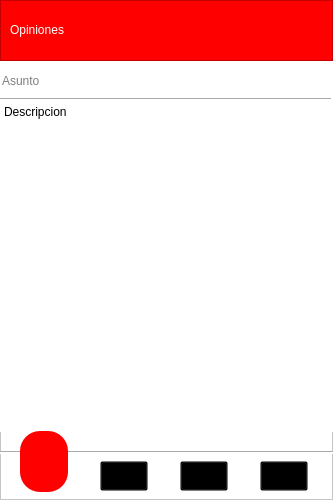
First picture: the form in app/Vista/gui/VentanaOpiniones.ui, repository juanhoyos06/appGym, before the edit.
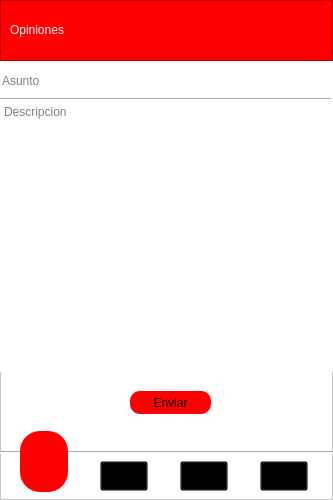
Second picture: the form after the edit. Icons and pictures are not drawn.

Diff of the .ui file:
```diff
--- a/app/Vista/gui/VentanaOpiniones.ui
+++ b/app/Vista/gui/VentanaOpiniones.ui
@@ -312,7 +312,7 @@
       <x>0</x>
       <y>40</y>
       <width>333</width>
-      <height>331</height>
+      <height>271</height>
      </rect>
     </property>
     <property name="minimumSize">
@@ -327,7 +327,7 @@
     <property name="documentTitle">
      <string/>
     </property>
-    <property name="plainText">
+    <property name="placeholderText">
      <string>Descripcion</string>
     </property>
    </widget>
@@ -344,6 +344,47 @@
      <enum>Qt::Horizontal</enum>
     </property>
    </widget>
+   <widget class="QPushButton" name="pushButton">
+    <property name="geometry">
+     <rect>
+      <x>130</x>
+      <y>330</y>
+      <width>81</width>
+      <height>23</height>
+     </rect>
+    </property>
+    <property name="sizePolicy">
+     <sizepolicy hsizetype="Maximum" vsizetype="Fixed">
+      <horstretch>0</horstretch>
+      <verstretch>0</verstretch>
+     </sizepolicy>
+    </property>
+    <property name="cursor">
+     <cursorShape>PointingHandCursor</cursorShape>
+    </property>
+    <property name="layoutDirection">
+     <enum>Qt::LeftToRight</enum>
+    </property>
+    <property name="styleSheet">
+     <string notr="true">QPushButton{
+	background-color:  rgb(255, 0, 0);
+	border-radius: 10px;
+	font: 14pt &quot;Tw Cen MT Condensed&quot;;
+
+}
+
+QPushButton:hover{
+	
+	background-color: rgb(255, 208, 180);
+	border-radius: 10px;
+	font: 14pt &quot;Tw Cen MT Condensed&quot;;
+}
+</string>
+    </property>
+    <property name="text">
+     <string>Enviar</string>
+    </property>
+   </widget>
    <zorder>plainTextEdit_descripcion</zorder>
    <zorder>line</zorder>
    <zorder>tbutton_usuario</zorder>
```
Left out of the diff: 16 changed lines with no effect on the pictures.
